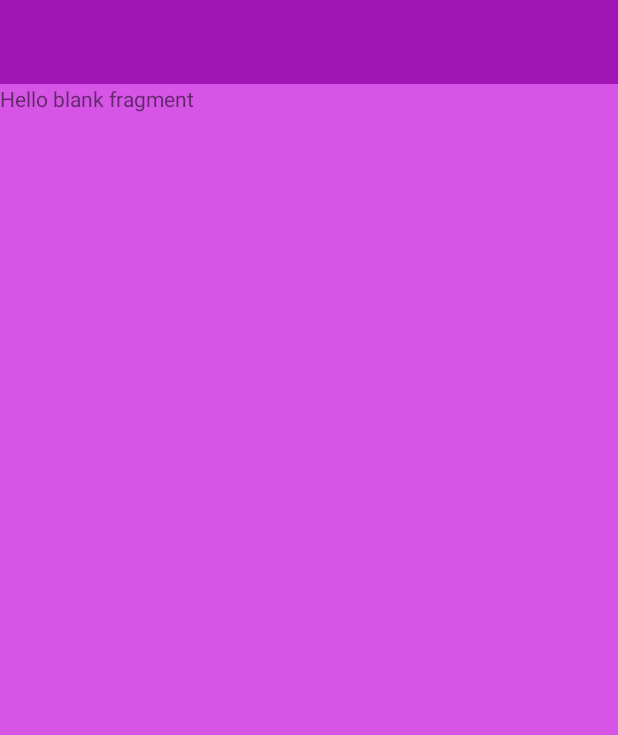
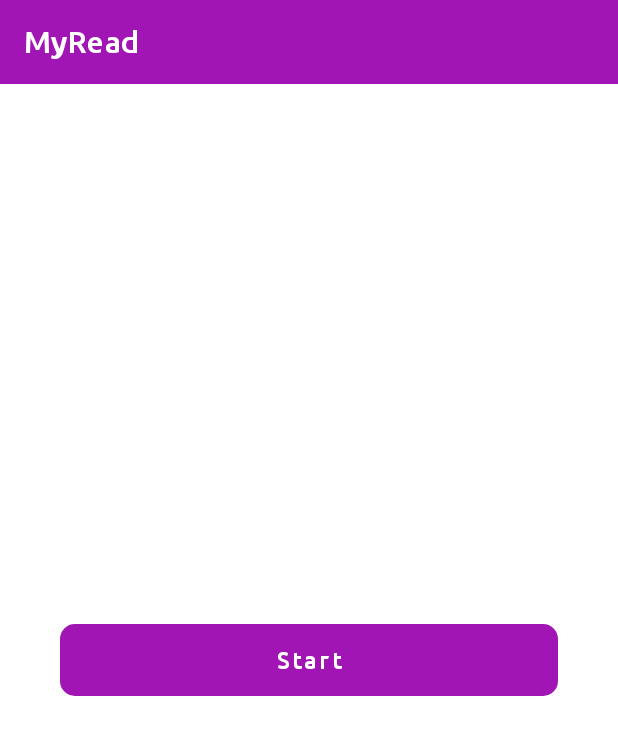
Before and after one commit to JamalAartsen/MyRead, an Android app: the HomeFragment screen opened through its navigation route, on a phone screen of 412 x 824 dp. Shown: the top 735 px of the screen. Run offline under Robolectric (Android 15) with nearby library versions, the light colour scheme and no system bars.

Commit message:
Change colors of statusbar and navigationbar

```diff
--- a/app/src/main/java/com/jamal/myread/GetStartedFragment.kt
+++ b/app/src/main/java/com/jamal/myread/GetStartedFragment.kt
@@ -1,9 +1,11 @@
 package com.jamal.myread
 
+import android.graphics.Color
 import android.os.Bundle
 import android.view.LayoutInflater
 import android.view.View
 import android.view.ViewGroup
+import androidx.core.content.ContextCompat
 import androidx.fragment.app.Fragment
 import androidx.navigation.Navigation
 import com.jamal.myread.databinding.FragmentGetStartedBinding
@@ -19,6 +21,7 @@ class GetStartedFragment : Fragment(R.layout.fragment_get_started) {
         savedInstanceState: Bundle?
     ): View? {
         _binding = FragmentGetStartedBinding.inflate(inflater, container, false)
+        requireActivity().window.navigationBarColor = ContextCompat.getColor(requireContext(), R.color.light_purple)
         return binding.root
     }
 
--- a/app/src/main/java/com/jamal/myread/HomeFragment.kt
+++ b/app/src/main/java/com/jamal/myread/HomeFragment.kt
@@ -1,9 +1,11 @@
 package com.jamal.myread
 
+import android.graphics.Color
 import android.os.Bundle
 import android.view.LayoutInflater
 import android.view.View
 import android.view.ViewGroup
+import androidx.core.content.ContextCompat
 import androidx.fragment.app.Fragment
 import com.jamal.myread.databinding.FragmentHomeBinding
 
@@ -18,6 +20,7 @@ class HomeFragment : Fragment(R.layout.fragment_home) {
         savedInstanceState: Bundle?
     ): View? {
         _binding = FragmentHomeBinding.inflate(inflater, container, false)
+        requireActivity().window.navigationBarColor = ContextCompat.getColor(requireContext(), R.color.white)
         return binding.root
     }
 
--- a/app/src/main/java/com/jamal/myread/MainActivity.kt
+++ b/app/src/main/java/com/jamal/myread/MainActivity.kt
@@ -4,6 +4,7 @@ import androidx.appcompat.app.AppCompatActivity
 import android.os.Bundle
 import android.util.Log
 import android.view.View
+import androidx.core.content.ContextCompat
 import androidx.navigation.NavController
 import androidx.navigation.NavDestination
 import androidx.navigation.fragment.NavHostFragment
@@ -19,18 +20,20 @@ class MainActivity : AppCompatActivity() {
         val binding = ActivityMainBinding.inflate(layoutInflater)
         setTheme(R.style.Theme_MyRead)
         setContentView(binding.root)
+        setSupportActionBar(binding.toolbar)
+        window.navigationBarColor = ContextCompat.getColor(this, R.color.light_purple)
 
         val navHostFragment =
             supportFragmentManager.findFragmentById(R.id.fragment_container) as NavHostFragment
         val navController = navHostFragment.navController
 
-        navController.addOnDestinationChangedListener { controller, destination, arguments ->
+        navController.addOnDestinationChangedListener { _, destination, _ ->
             if (destination.id == R.id.getStartedFragment) {
+                binding.toolbar.visibility = View.GONE
                 Log.d(TAG, "onCreate: Good")
-                binding.toolbar.visibility = View.GONE
             } else {
+                binding.toolbar.visibility = View.VISIBLE
                 Log.d(TAG, "onCreate: ${destination.id} ${R.id.getStartedFragment}")
-                binding.toolbar.visibility = View.VISIBLE
             }
 
         }
--- a/app/src/main/res/layout/activity_main.xml
+++ b/app/src/main/res/layout/activity_main.xml
@@ -4,8 +4,8 @@
     xmlns:tools="http://schemas.android.com/tools"
     android:layout_width="match_parent"
     android:layout_height="match_parent"
+    android:background="@color/light_purple"
     android:fitsSystemWindows="true"
-    android:background="@color/light_purple"
     tools:context=".MainActivity">
 
     <androidx.appcompat.widget.Toolbar
@@ -13,6 +13,7 @@
         android:layout_width="match_parent"
         android:layout_height="?attr/actionBarSize"
         android:background="@color/dark_purple"
+        android:theme="@style/ToolBarTheme"
         app:layout_constraintEnd_toEndOf="parent"
         app:layout_constraintTop_toTopOf="parent" />
 
--- a/app/src/main/res/layout/fragment_get_started.xml
+++ b/app/src/main/res/layout/fragment_get_started.xml
@@ -5,6 +5,7 @@
     android:layout_height="match_parent"
     xmlns:app="http://schemas.android.com/apk/res-auto"
     android:id="@+id/getStartedLayout"
+    android:background="@color/light_purple"
     tools:context=".GetStartedFragment">
 
     <ImageView
--- a/app/src/main/res/layout/fragment_home.xml
+++ b/app/src/main/res/layout/fragment_home.xml
@@ -1,14 +1,25 @@
 <?xml version="1.0" encoding="utf-8"?>
-<FrameLayout xmlns:android="http://schemas.android.com/apk/res/android"
+<androidx.constraintlayout.widget.ConstraintLayout xmlns:android="http://schemas.android.com/apk/res/android"
+    xmlns:app="http://schemas.android.com/apk/res-auto"
     xmlns:tools="http://schemas.android.com/tools"
     android:layout_width="match_parent"
     android:layout_height="match_parent"
+    android:background="@color/white"
     tools:context=".HomeFragment">
 
-    <!-- TODO: Update blank fragment layout -->
-    <TextView
+    <Button
+        android:id="@+id/start_button"
         android:layout_width="match_parent"
-        android:layout_height="match_parent"
-        android:text="@string/hello_blank_fragment" />
+        android:layout_height="wrap_content"
+        android:layout_marginLeft="40dp"
+        android:layout_marginRight="40dp"
+        android:background="@drawable/btn_bg"
+        app:backgroundTint="@null"
+        android:fontFamily="@font/ubuntu_medium"
+        android:textSize="16dp"
+        android:text="@string/start"
+        android:textAllCaps="false"
+        app:layout_constraintBottom_toBottomOf="parent"
+        app:layout_constraintTop_toTopOf="parent" />
 
-</FrameLayout>
+</androidx.constraintlayout.widget.ConstraintLayout>
--- a/app/src/main/res/values/strings.xml
+++ b/app/src/main/res/values/strings.xml
@@ -5,4 +5,5 @@
     <string name="get_started">Get Started</string>
     <!-- TODO: Remove or change this placeholder text -->
     <string name="hello_blank_fragment">Hello blank fragment</string>
+    <string name="start">Start</string>
 </resources>
--- a/app/src/main/res/values/themes.xml
+++ b/app/src/main/res/values/themes.xml
@@ -10,16 +10,17 @@
         <item name="colorSecondaryVariant">@color/teal_700</item>
         <item name="colorOnSecondary">@color/black</item>
         <!-- Status bar color. -->
-        <item name="android:statusBarColor" tools:targetApi="l">?attr/colorPrimaryVariant</item>
+        <item name="android:statusBarColor" tools:targetApi="l">@color/dark_purple</item>
         <!-- Customize your theme here. -->
-
-        <item name="android:windowTranslucentStatus">true</item>
-        <item name="android:windowTranslucentNavigation">true</item>
     </style>
 
     <style name="SplashScreenTheme" parent="Theme.MaterialComponents.DayNight.NoActionBar">
         <item name="android:windowBackground">@drawable/splash_image</item>
-        <item name="android:windowTranslucentStatus">true</item>
-        <item name="android:windowTranslucentNavigation">true</item>
+        <item name="android:navigationBarColor">@color/light_purple</item>
+        <item name="android:statusBarColor">@color/dark_purple</item>
+    </style>
+
+    <style name="ToolBarTheme" parent="@style/ThemeOverlay.AppCompat.Dark.ActionBar">
+        <item name="android:fontFamily">@font/ubuntu_medium</item>
     </style>
 </resources>
```
